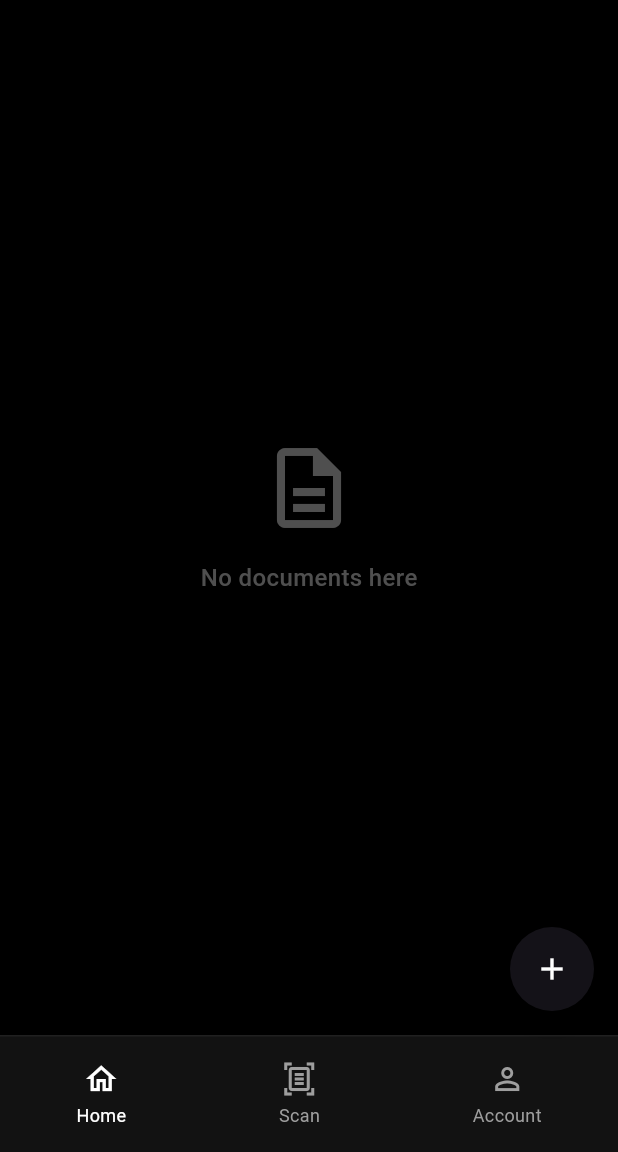
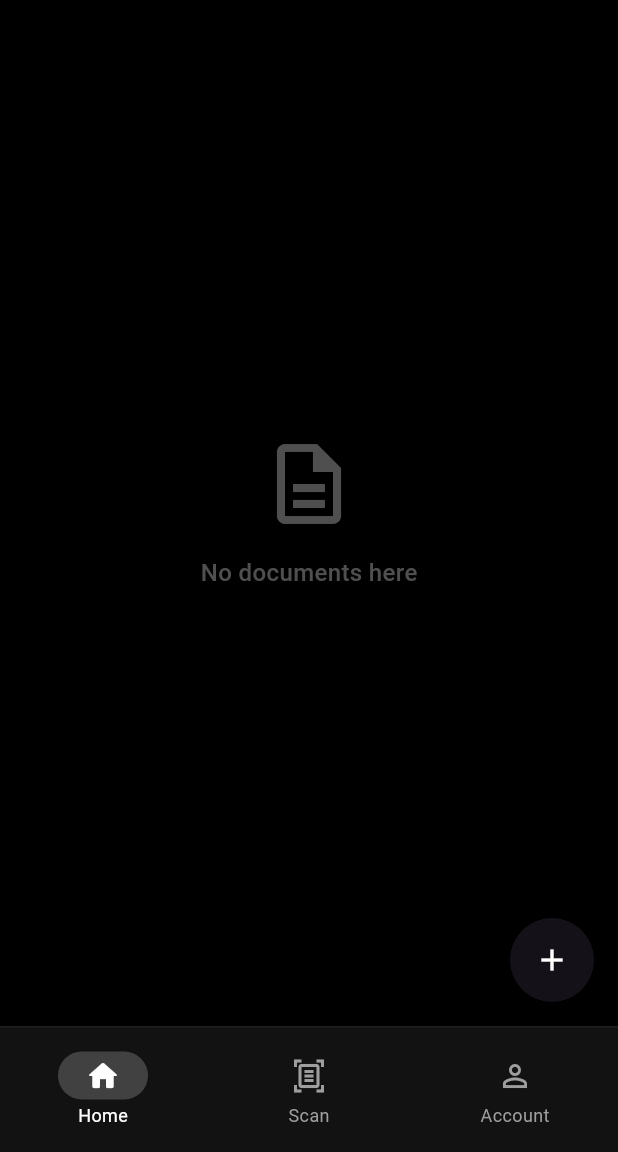
Before and after one commit to coderhema/doci, a Flutter app: the screen it shows after launch, on a phone screen of 412 x 824 dp, the part 84-1236 px from its top. Run offline on Flutter 3.47's test engine with Material 3 defaults, Android fonts, the phone set to English and light mode, and no system bars; our stand-ins replace file_picker, shared_preferences.

Commit message:
made the bottom nav more nice, added bg for active icons

```diff
--- a/lib/main.dart
+++ b/lib/main.dart
@@ -34,6 +34,7 @@ class _DocumentScannerPageState extends State<DocumentScannerPage> {
   void _onNavItemTapped(int index) {
     setState(() {
       _selectedIndex = index;
+
     });
   }
 
@@ -53,9 +54,24 @@ class _DocumentScannerPageState extends State<DocumentScannerPage> {
       child: Row(
         mainAxisAlignment: MainAxisAlignment.spaceAround,
         children: [
-          _buildNavItem(Icons.home_outlined, 'Home', _selectedIndex == 0, () => _onNavItemTapped(0)),
-          _buildNavItem(Icons.document_scanner_outlined, 'Scan', _selectedIndex == 1, () => _onNavItemTapped(1)),
-          _buildNavItem(Icons.person_outline, 'Account', _selectedIndex == 2, () => _onNavItemTapped(2)),
+          _buildNavItem(
+            _selectedIndex == 0 ? Icons.home_rounded : Icons.home_outlined,
+            'Home',
+            _selectedIndex == 0,
+            () => _onNavItemTapped(0)
+          ),
+          _buildNavItem(
+            _selectedIndex == 1 ? Icons.document_scanner : Icons.document_scanner_outlined,
+            'Scan',
+            _selectedIndex == 1,
+            () => _onNavItemTapped(1)
+          ),
+          _buildNavItem(
+            _selectedIndex == 2 ? Icons.person : Icons.person_outline,
+            'Account',
+            _selectedIndex == 2,
+            () => _onNavItemTapped(2)
+          ),
         ],
       ),
     );
@@ -67,12 +83,21 @@ class _DocumentScannerPageState extends State<DocumentScannerPage> {
       child: Column(
         mainAxisSize: MainAxisSize.min,
         children: [
-          Icon(
-            icon,
-            color: isSelected ? Colors.white : Colors.grey,
-            size: 24,
+          AnimatedContainer(
+            duration: const Duration(milliseconds: 200),
+            curve: Curves.easeInOut,
+            padding: const EdgeInsets.symmetric(horizontal: 18, vertical: 4),
+            decoration: BoxDecoration(
+              color: isSelected ? Colors.white.withOpacity(0.2) : Colors.transparent,
+              borderRadius: BorderRadius.circular(20),
+            ),
+            child: Icon(
+              icon,
+              color: isSelected ? Colors.white : Colors.grey,
+              size: 24,
+            ),
           ),
-          const SizedBox(height: 4),
+          const SizedBox(height: 2),
           Text(
             label,
             style: TextStyle(
@@ -217,7 +242,7 @@ class _DocumentScannerPageState extends State<DocumentScannerPage> {
                             width: 1,
                           ),
                         ),
-                        child: const Icon(Icons.photo_library, size: 24),
+                        child: const Icon(Icons.photo_library_rounded, size: 24),
                       ),
                       const SizedBox(width: 24),
                       Container(
@@ -227,7 +252,7 @@ class _DocumentScannerPageState extends State<DocumentScannerPage> {
                           color: Colors.white,
                           shape: BoxShape.circle,
                         ),
-                        child: const Icon(Icons.camera_alt, color: Colors.black, size: 32),
+                        child: const Icon(Icons.camera_alt_rounded, color: Colors.black, size: 32),
                       ),
                       const SizedBox(width: 24),
                       Container(
@@ -247,32 +272,32 @@ class _DocumentScannerPageState extends State<DocumentScannerPage> {
                   ),
                   const SizedBox(height: 24),
                   // Retake button
-                  Container(
-                    width: double.infinity,
-                    margin: const EdgeInsets.only(bottom: 24),
-                    child: TextButton(
-                      style: TextButton.styleFrom(
-                        backgroundColor: const Color(0xFF1E1E1E),
-                        padding: const EdgeInsets.symmetric(vertical: 16),
-                        shape: RoundedRectangleBorder(
-                          borderRadius: BorderRadius.circular(12),
-                          side: BorderSide(
-                            color: Colors.grey.withOpacity(0.2),
-                            width: 1,
-                          ),
-                        ),
-                      ),
-                      onPressed: () {},
-                      child: const Text(
-                        'Retake scan',
-                        style: TextStyle(
-                          color: Colors.white,
-                          fontSize: 16,
-                          fontWeight: FontWeight.w500,
-                        ),
-                      ),
-                    ),
-                  ),
+                  // Container(
+                  //   width: double.infinity,
+                  //   margin: const EdgeInsets.only(bottom: 24),
+                  //   child: TextButton(
+                  //     style: TextButton.styleFrom(
+                  //       backgroundColor: const Color(0xFF1E1E1E),
+                  //       padding: const EdgeInsets.symmetric(vertical: 16),
+                  //       shape: RoundedRectangleBorder(
+                  //         borderRadius: BorderRadius.circular(12),
+                  //         side: BorderSide(
+                  //           color: Colors.grey.withOpacity(0.2),
+                  //           width: 1,
+                  //         ),
+                  //       ),
+                  //     ),
+                  //     onPressed: () {},
+                  //     child: const Text(
+                  //       'Retake scan',
+                  //       style: TextStyle(
+                  //         color: Colors.white,
+                  //         fontSize: 16,
+                  //         fontWeight: FontWeight.w500,
+                  //       ),
+                  //     ),
+                  //   ),
+                  // ),
                 ],
               ),
             ),
```
